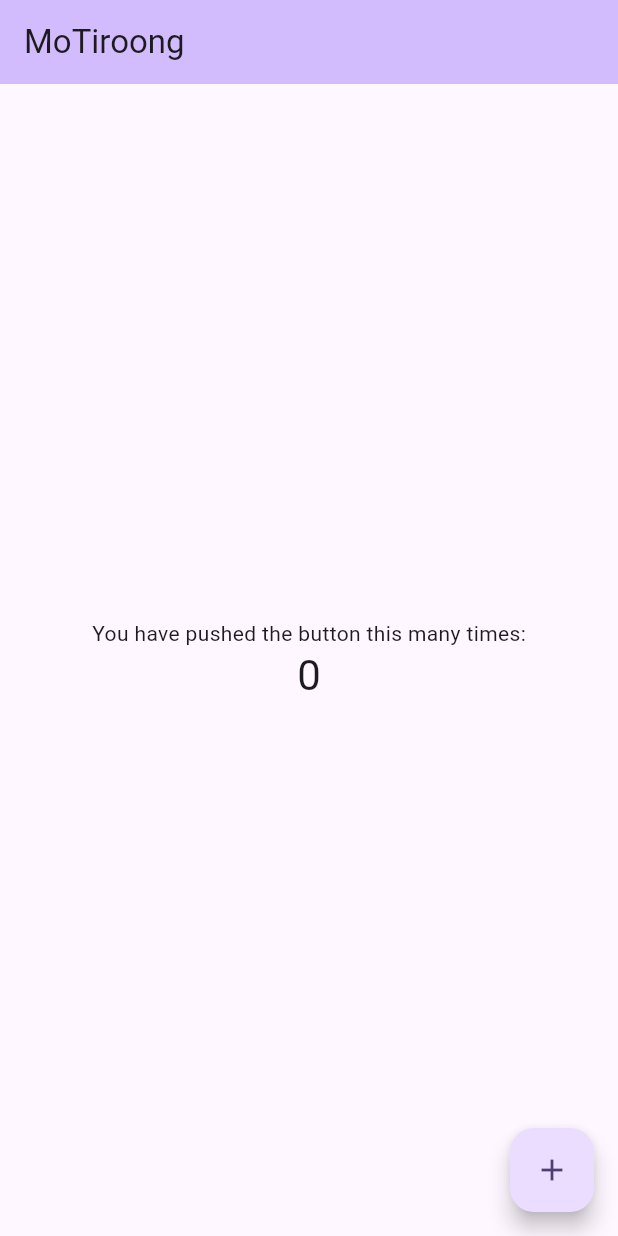
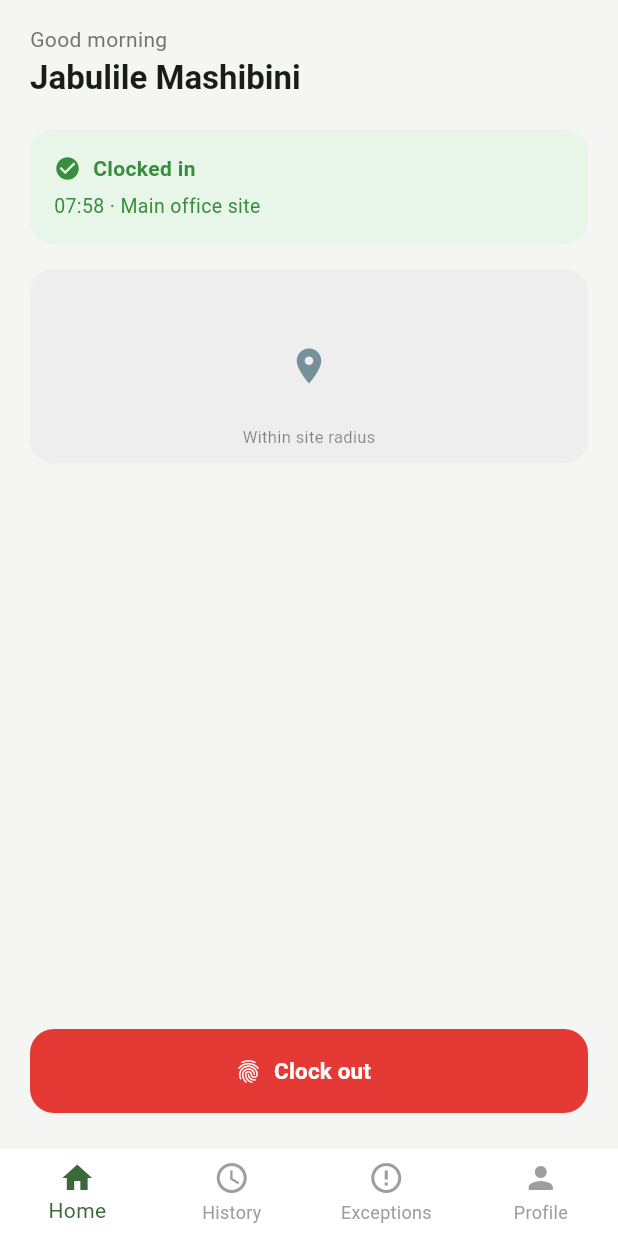
Before and after one commit to Jabulile1704/motirong, a Flutter app: the screen it shows after launch, on a phone screen of 412 x 824 dp. Run offline on Flutter 3.47's test engine with Material 3 defaults, Android fonts, the phone set to English and light mode, and no system bars.

Commit message:
Refactor app structure: implement MoTirong as root widget, add HomeScreen, and update widget tests

```diff
--- a/lib/app.dart
+++ b/lib/app.dart
@@ -0,0 +1,49 @@
+import 'package:flutter/material.dart';
+
+import 'features/attendance/presentation/screens/home_screen.dart';
+
+/// Root widget — MaterialApp, theme, and routing live here.
+class MoTirong extends StatelessWidget {
+  const MoTirong({super.key});
+
+  @override
+  Widget build(BuildContext context) {
+    return MaterialApp(
+      title: 'MoTirong',
+      debugShowCheckedModeBanner: false,
+      theme: _buildTheme(),
+
+      // TODO: once routing/app_router.dart exists (go_router), replace
+      // `home:` with:
+      //   routerConfig: appRouter,
+      // and remove the MaterialApp `home` property entirely.
+      home: const HomeScreen(),
+    );
+  }
+
+  ThemeData _buildTheme() {
+    return ThemeData(
+      useMaterial3: true,
+      // Green seed matches the "verified/success" status color used
+      // throughout the attendance screens (status cards, clock-in button).
+      colorSchemeSeed: const Color(0xFF2E7D32),
+      scaffoldBackgroundColor: const Color(0xFFF5F5F3),
+      appBarTheme: const AppBarTheme(
+        backgroundColor: Colors.transparent,
+        elevation: 0,
+        foregroundColor: Colors.black87,
+      ),
+      bottomNavigationBarTheme: const BottomNavigationBarThemeData(
+        backgroundColor: Colors.white,
+        elevation: 0,
+      ),
+      elevatedButtonTheme: ElevatedButtonThemeData(
+        style: ElevatedButton.styleFrom(
+          shape: RoundedRectangleBorder(
+            borderRadius: BorderRadius.circular(16),
+          ),
+        ),
+      ),
+    );
+  }
+}
--- a/lib/features/attendance/presentation/screens/home_screen.dart
+++ b/lib/features/attendance/presentation/screens/home_screen.dart
@@ -0,0 +1,221 @@
+import 'package:flutter/material.dart';
+
+/// Home screen — the primary clock-in/clock-out screen for employees.
+///
+/// This is UI-only: local state simulates the clocked-in/out toggle so the
+/// screen is fully navigable and previewable on its own. Wire the TODOs
+/// below to `core/services/location_service.dart`,
+/// `core/services/biometric_service.dart`, and
+/// `features/attendance/presentation/providers/attendance_provider.dart`
+/// once those are ready.
+class HomeScreen extends StatefulWidget {
+  const HomeScreen({super.key});
+
+  @override
+  State<HomeScreen> createState() => _HomeScreenState();
+}
+
+class _HomeScreenState extends State<HomeScreen> {
+  // ---- Placeholder state (replace with provider/bloc-backed state) ----
+  bool _isClockedIn = true;
+  final String _employeeName = 'Jabulile Mashibini';
+  final String _siteName = 'Main office site';
+  final String _lastActionTime = '07:58';
+  bool _isSubmitting = false;
+
+  Future<void> _handleClockAction() async {
+    setState(() => _isSubmitting = true);
+
+    // TODO: replace this delay with the real flow:
+    // 1. locationService.getCurrentPosition()
+    // 2. biometricService.authenticate()
+    // 3. attendanceRepository.clockIn() / clockOut()
+    await Future.delayed(const Duration(milliseconds: 900));
+
+    if (!mounted) return;
+    setState(() {
+      _isClockedIn = !_isClockedIn;
+      _isSubmitting = false;
+    });
+  }
+
+  @override
+  Widget build(BuildContext context) {
+    final theme = Theme.of(context);
+
+    return Scaffold(
+      backgroundColor: const Color(0xFFF5F5F3),
+      body: SafeArea(
+        child: Padding(
+          padding: const EdgeInsets.symmetric(horizontal: 20, vertical: 16),
+          child: Column(
+            crossAxisAlignment: CrossAxisAlignment.start,
+            children: [
+              _buildGreeting(theme),
+              const SizedBox(height: 20),
+              _buildStatusCard(),
+              const SizedBox(height: 16),
+              _buildLocationPreview(),
+              const Spacer(),
+              _buildClockButton(),
+              const SizedBox(height: 8),
+            ],
+          ),
+        ),
+      ),
+      bottomNavigationBar: _buildBottomNav(context),
+    );
+  }
+
+  Widget _buildGreeting(ThemeData theme) {
+    return Column(
+      crossAxisAlignment: CrossAxisAlignment.start,
+      children: [
+        Text(
+          'Good morning',
+          style: theme.textTheme.bodyMedium?.copyWith(
+            color: Colors.grey.shade600,
+          ),
+        ),
+        const SizedBox(height: 2),
+        Text(
+          _employeeName,
+          style: theme.textTheme.titleLarge?.copyWith(
+            fontWeight: FontWeight.w600,
+          ),
+        ),
+      ],
+    );
+  }
+
+  Widget _buildStatusCard() {
+    final color = _isClockedIn ? Colors.green : Colors.grey;
+    final backgroundColor = _isClockedIn
+        ? Colors.green.shade50
+        : Colors.grey.shade100;
+
+    return Container(
+      width: double.infinity,
+      padding: const EdgeInsets.all(16),
+      decoration: BoxDecoration(
+        color: backgroundColor,
+        borderRadius: BorderRadius.circular(16),
+      ),
+      child: Column(
+        crossAxisAlignment: CrossAxisAlignment.start,
+        children: [
+          Row(
+            children: [
+              Icon(
+                _isClockedIn ? Icons.check_circle : Icons.circle_outlined,
+                size: 18,
+                color: color.shade700,
+              ),
+              const SizedBox(width: 8),
+              Text(
+                _isClockedIn ? 'Clocked in' : 'Not clocked in',
+                style: TextStyle(
+                  fontSize: 14,
+                  fontWeight: FontWeight.w600,
+                  color: color.shade700,
+                ),
+              ),
+            ],
+          ),
+          const SizedBox(height: 6),
+          Text(
+            '$_lastActionTime · $_siteName',
+            style: TextStyle(fontSize: 13, color: color.shade700),
+          ),
+        ],
+      ),
+    );
+  }
+
+  Widget _buildLocationPreview() {
+    return Container(
+      height: 130,
+      width: double.infinity,
+      decoration: BoxDecoration(
+        color: Colors.grey.shade200,
+        borderRadius: BorderRadius.circular(16),
+      ),
+      child: Stack(
+        alignment: Alignment.center,
+        children: [
+          // TODO: replace with an embedded map widget (e.g. google_maps_flutter)
+          // centered on the employee's current position and the site geofence.
+          Icon(Icons.location_on, size: 28, color: Colors.blueGrey.shade400),
+          const Positioned(
+            bottom: 10,
+            child: Text(
+              'Within site radius',
+              style: TextStyle(fontSize: 11, color: Colors.black45),
+            ),
+          ),
+        ],
+      ),
+    );
+  }
+
+  Widget _buildClockButton() {
+    final isClockingOut = _isClockedIn;
+
+    return SizedBox(
+      width: double.infinity,
+      height: 56,
+      child: ElevatedButton.icon(
+        onPressed: _isSubmitting ? null : _handleClockAction,
+        style: ElevatedButton.styleFrom(
+          backgroundColor: isClockingOut
+              ? Colors.red.shade600
+              : Colors.green.shade600,
+          foregroundColor: Colors.white,
+          shape: RoundedRectangleBorder(
+            borderRadius: BorderRadius.circular(16),
+          ),
+          elevation: 0,
+        ),
+        icon: _isSubmitting
+            ? const SizedBox(
+                width: 18,
+                height: 18,
+                child: CircularProgressIndicator(
+                  strokeWidth: 2,
+                  color: Colors.white,
+                ),
+              )
+            : const Icon(Icons.fingerprint),
+        label: Text(
+          _isSubmitting
+              ? 'Verifying…'
+              : (isClockingOut ? 'Clock out' : 'Clock in'),
+          style: const TextStyle(fontSize: 15, fontWeight: FontWeight.w600),
+        ),
+      ),
+    );
+  }
+
+  Widget _buildBottomNav(BuildContext context) {
+    return BottomNavigationBar(
+      currentIndex: 0,
+      type: BottomNavigationBarType.fixed,
+      selectedItemColor: Theme.of(context).colorScheme.primary,
+      unselectedItemColor: Colors.grey.shade500,
+      showUnselectedLabels: true,
+      // TODO: wire to app_router.dart navigation instead of a static index.
+      items: const [
+        BottomNavigationBarItem(icon: Icon(Icons.home), label: 'Home'),
+        BottomNavigationBarItem(
+          icon: Icon(Icons.access_time),
+          label: 'History',
+        ),
+        BottomNavigationBarItem(
+          icon: Icon(Icons.error_outline),
+          label: 'Exceptions',
+        ),
+        BottomNavigationBarItem(icon: Icon(Icons.person), label: 'Profile'),
+      ],
+    );
+  }
+}
--- a/lib/main.dart
+++ b/lib/main.dart
@@ -1,122 +1,19 @@
 import 'package:flutter/material.dart';
 
+import 'app.dart';
+
+/// App entry point — kept intentionally thin. All app-level setup
+/// (MaterialApp, theme, routing) lives in `app.dart` so main.dart doesn't
+/// balloon as the project grows.
 void main() {
-  runApp(const MyApp());
+  WidgetsFlutterBinding.ensureInitialized();
+
+  // TODO: initialize anything that must be ready before the first frame:
+  // - secure storage (flutter_secure_storage) for the refresh token
+  // - local offline-queue database (Drift/Hive)
+  // - crash/analytics reporting
+  // These belong in core/services and should be awaited here once built,
+  // e.g.: await OfflineQueueService.init();
+
+  runApp(const MoTirong());
 }
-
-class MyApp extends StatelessWidget {
-  const MyApp({super.key});
-
-  // This widget is the root of your application.
-  @override
-  Widget build(BuildContext context) {
-    return MaterialApp(
-      title: 'MoTiroong',
-      theme: ThemeData(
-        // This is the theme of your application.
-        //
-        // TRY THIS: Try running your application with "flutter run". You'll see
-        // the application has a purple toolbar. Then, without quitting the app,
-        // try changing the seedColor in the colorScheme below to Colors.green
-        // and then invoke "hot reload" (save your changes or press the "hot
-        // reload" button in a Flutter-supported IDE, or press "r" if you used
-        // the command line to start the app).
-        //
-        // Notice that the counter didn't reset back to zero; the application
-        // state is not lost during the reload. To reset the state, use hot
-        // restart instead.
-        //
-        // This works for code too, not just values: Most code changes can be
-        // tested with just a hot reload.
-        colorScheme: .fromSeed(seedColor: Colors.deepPurple),
-      ),
-      home: const MyHomePage(title: 'MoTiroong'),
-    );
-  }
-}
-
-class MyHomePage extends StatefulWidget {
-  const MyHomePage({super.key, required this.title});
-
-  // This widget is the home page of your application. It is stateful, meaning
-  // that it has a State object (defined below) that contains fields that affect
-  // how it looks.
-
-  // This class is the configuration for the state. It holds the values (in this
-  // case the title) provided by the parent (in this case the App widget) and
-  // used by the build method of the State. Fields in a Widget subclass are
-  // always marked "final".
-
-  final String title;
-
-  @override
-  State<MyHomePage> createState() => _MyHomePageState();
-}
-
-class _MyHomePageState extends State<MyHomePage> {
-  int _counter = 0;
-
-  void _incrementCounter() {
-    setState(() {
-      // This call to setState tells the Flutter framework that something has
-      // changed in this State, which causes it to rerun the build method below
-      // so that the display can reflect the updated values. If we changed
-      // _counter without calling setState(), then the build method would not be
-      // called again, and so nothing would appear to happen.
-      _counter++;
-    });
-  }
-
-  @override
-  Widget build(BuildContext context) {
-    // This method is rerun every time setState is called, for instance as done
-    // by the _incrementCounter method above.
-    //
-    // The Flutter framework has been optimized to make rerunning build methods
-    // fast, so that you can just rebuild anything that needs updating rather
-    // than having to individually change instances of widgets.
-    return Scaffold(
-      appBar: AppBar(
-        // TRY THIS: Try changing the color here to a specific color (to
-        // Colors.amber, perhaps?) and trigger a hot reload to see the AppBar
-        // change color while the other colors stay the same.
-        backgroundColor: Theme.of(context).colorScheme.inversePrimary,
-        // Here we take the value from the MyHomePage object that was created by
-        // the App.build method, and use it to set our appbar title.
-        title: Text(widget.title),
-      ),
-      body: Center(
-        // Center is a layout widget. It takes a single child and positions it
-        // in the middle of the parent.
-        child: Column(
-          // Column is also a layout widget. It takes a list of children and
-          // arranges them vertically. By default, it sizes itself to fit its
-          // children horizontally, and tries to be as tall as its parent.
-          //
-          // Column has various properties to control how it sizes itself and
-          // how it positions its children. Here we use mainAxisAlignment to
-          // center the children vertically; the main axis here is the vertical
-          // axis because Columns are vertical (the cross axis would be
-          // horizontal).
-          //
-          // TRY THIS: Invoke "debug painting" (choose the "Toggle Debug Paint"
-          // action in the IDE, or press "p" in the console), to see the
-          // wireframe for each widget.
-          mainAxisAlignment: .center,
-          children: [
-            const Text('You have pushed the button this many times:'),
-            Text(
-              '$_counter',
-              style: Theme.of(context).textTheme.headlineMedium,
-            ),
-          ],
-        ),
-      ),
-      floatingActionButton: FloatingActionButton(
-        onPressed: _incrementCounter,
-        tooltip: 'Increment',
-        child: const Icon(Icons.add),
-      ),
-    );
-  }
-}
```
Also changed, not shown: 1 other file.
